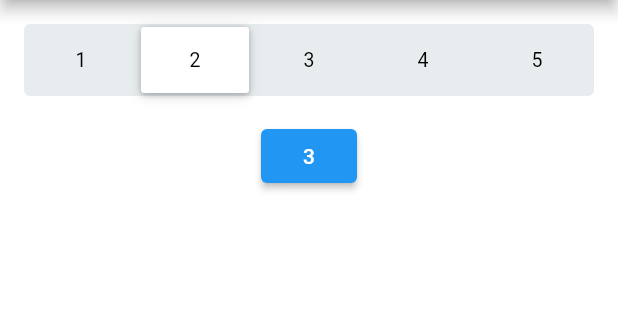
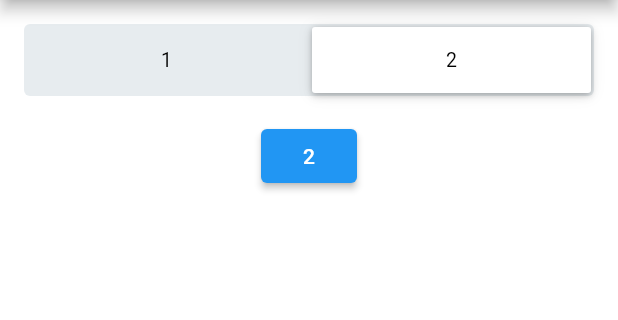
Before and after one commit to kvxmmu/fancytabs, a Flutter app: the screen it shows after launch, after a tap on an icon or button, on a phone screen of 412 x 824 dp, the part 84-404 px from its top. Run offline on Flutter 3.47's test engine with Material 2 defaults, Android fonts, the phone set to English and light mode, and no system bars.

Commit message:
Add LayoutBuilder fix

```diff
--- a/example/lib/main.dart
+++ b/example/lib/main.dart
@@ -20,15 +20,15 @@ class ExampleApp extends StatelessWidget {
         child: Column(
           children: [
             FancyTabs(
-                labels: const ["1", "2", "3", "4", "5"],
+                labels: const ["1", "2"],
                 onChanged: (index) => print(index),
                 controller: controller),
             const SizedBox(height: 16),
             Wrap(
               children: [
                 ElevatedButton(
-                    onPressed: () => controller.jumpTo(2),
-                    child: const Text("3"))
+                    onPressed: () => controller.jumpTo(1),
+                    child: const Text("2"))
               ],
             )
           ],
--- a/lib/src/fancytabs.dart
+++ b/lib/src/fancytabs.dart
@@ -89,6 +89,16 @@ class _FancyTabs extends State<FancyTabs> {
     super.initState();
   }
 
+  Future<bool> _waitNonzero() async {
+    while (true) {
+      if (MediaQuery.of(context).size.width != 0) {
+        return true;
+      }
+      await Future.delayed(const Duration(milliseconds: 16));
+    }
+    throw UnimplementedError();
+  }
+
   void initTabs() {
     int index = 0;
     for (var label in widget.labels) {
@@ -107,6 +117,9 @@ class _FancyTabs extends State<FancyTabs> {
   Widget build(BuildContext context) {
     final size = widget.size;
 
+    return FutureBuilder<bool>(
+      builder: (ctx, snapshot) {
+        if (snapshot.hasData) {
           return LayoutBuilder(builder: (_, constraints) {
             if (_pSize == null) {
               _pSize = Size(
@@ -119,7 +132,9 @@ class _FancyTabs extends State<FancyTabs> {
             return Container(
               child: Stack(
                 children: [
-            Row(children: tabs, mainAxisAlignment: MainAxisAlignment.start),
+                  Row(
+                      children: tabs,
+                      mainAxisAlignment: MainAxisAlignment.start),
                   ValueListenableBuilder<int>(
                       valueListenable: selected,
                       builder: (_, selected, __) => AnimatedPositioned(
@@ -149,6 +164,14 @@ class _FancyTabs extends State<FancyTabs> {
                   borderRadius: BorderRadius.circular(widget.outerRadius)),
             );
           });
+        } else if (snapshot.hasError) {
+          throw snapshot.error as Error;
+        }
+
+        return const SizedBox();
+      },
+      future: _waitNonzero(),
+    );
   }
 }
 
```
Lines whose indentation alone changed are shown as unchanged.
